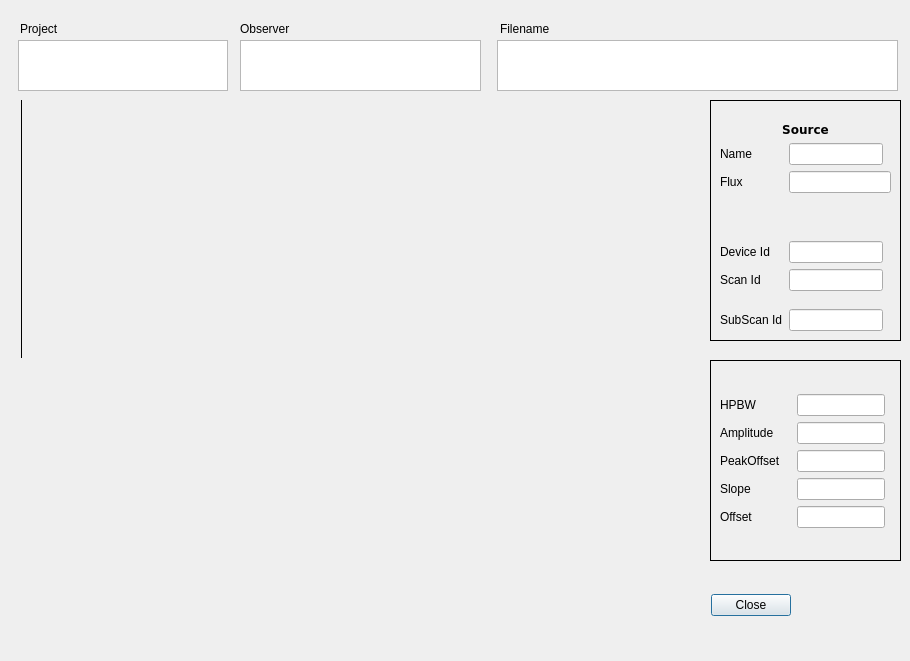
Old version of the form Common/Clients/CaltoolClient/src/calibrationToolClient.ui in the repository discos/discos.
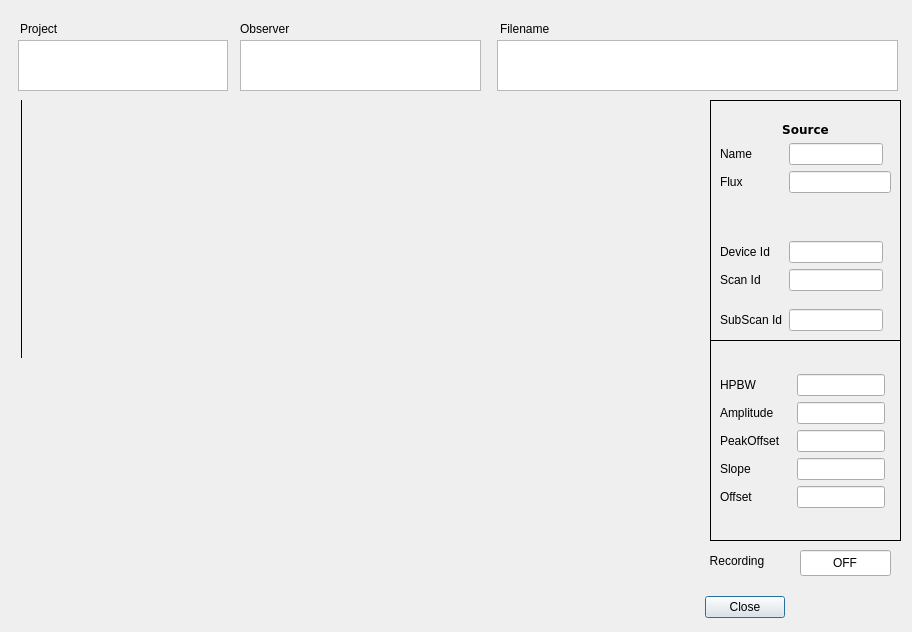
New version of the form. Custom widgets are drawn as their Qt base class.

What changed in the file:
```diff
--- a/Common/Clients/CaltoolClient/src/calibrationToolClient.ui
+++ b/Common/Clients/CaltoolClient/src/calibrationToolClient.ui
@@ -6,8 +6,8 @@
    <rect>
     <x>0</x>
     <y>0</y>
-    <width>910</width>
-    <height>661</height>
+    <width>912</width>
+    <height>632</height>
    </rect>
   </property>
   <property name="windowTitle">
@@ -16,10 +16,10 @@
   <widget class="QDialogButtonBox" name="buttonBox">
    <property name="geometry">
     <rect>
-     <x>710</x>
+     <x>700</x>
      <y>590</y>
-     <width>81</width>
-     <height>31</height>
+     <width>85</width>
+     <height>34</height>
     </rect>
    </property>
    <property name="orientation">
@@ -301,7 +301,7 @@
    <property name="geometry">
     <rect>
      <x>710</x>
-     <y>360</y>
+     <y>340</y>
      <width>191</width>
      <height>201</height>
     </rect>
@@ -421,6 +421,50 @@
     </item>
    </layout>
   </widget>
+  <widget class="QLineEdit" name="recording">
+   <property name="geometry">
+    <rect>
+     <x>800</x>
+     <y>550</y>
+     <width>91</width>
+     <height>26</height>
+    </rect>
+   </property>
+   <property name="sizePolicy">
+    <sizepolicy hsizetype="Fixed" vsizetype="Fixed">
+     <horstretch>0</horstretch>
+     <verstretch>0</verstretch>
+    </sizepolicy>
+   </property>
+   <property name="minimumSize">
+    <size>
+     <width>0</width>
+     <height>0</height>
+    </size>
+   </property>
+   <property name="text">
+    <string>OFF</string>
+   </property>
+   <property name="alignment">
+    <set>Qt::AlignCenter</set>
+   </property>
+  </widget>
+  <widget class="QLabel" name="recordingLabel">
+   <property name="geometry">
+    <rect>
+     <x>705</x>
+     <y>550</y>
+     <width>64</width>
+     <height>21</height>
+    </rect>
+   </property>
+   <property name="text">
+    <string>Recording</string>
+   </property>
+   <property name="alignment">
+    <set>Qt::AlignCenter</set>
+   </property>
+  </widget>
  </widget>
  <customwidgets>
   <customwidget>
```
